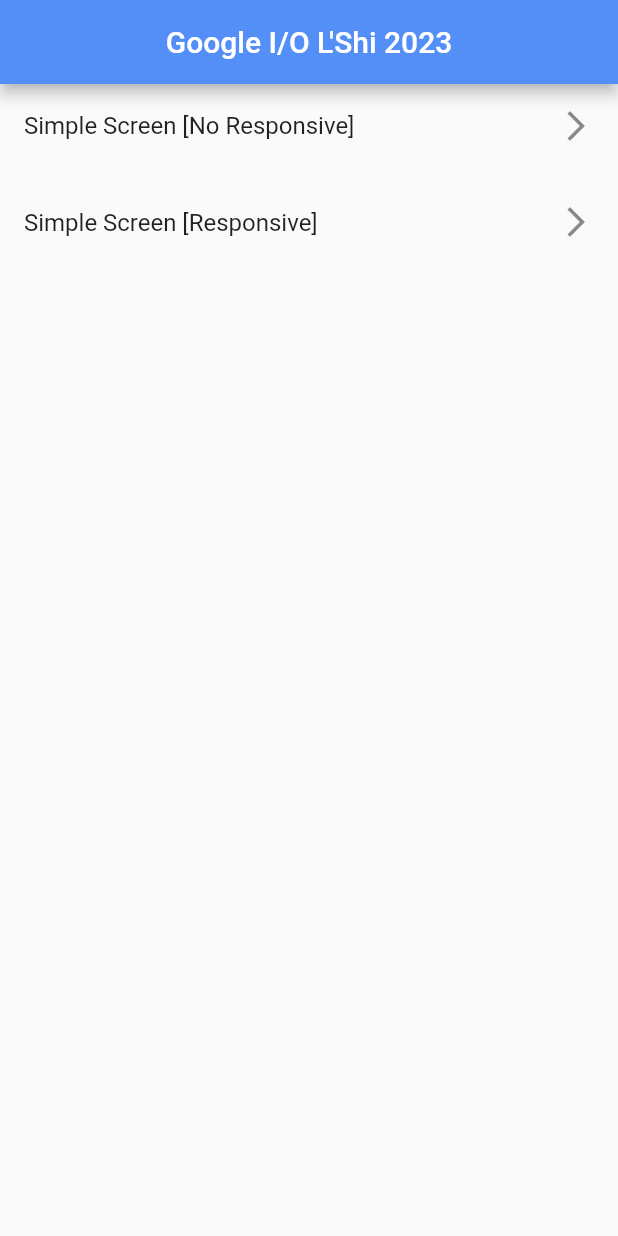
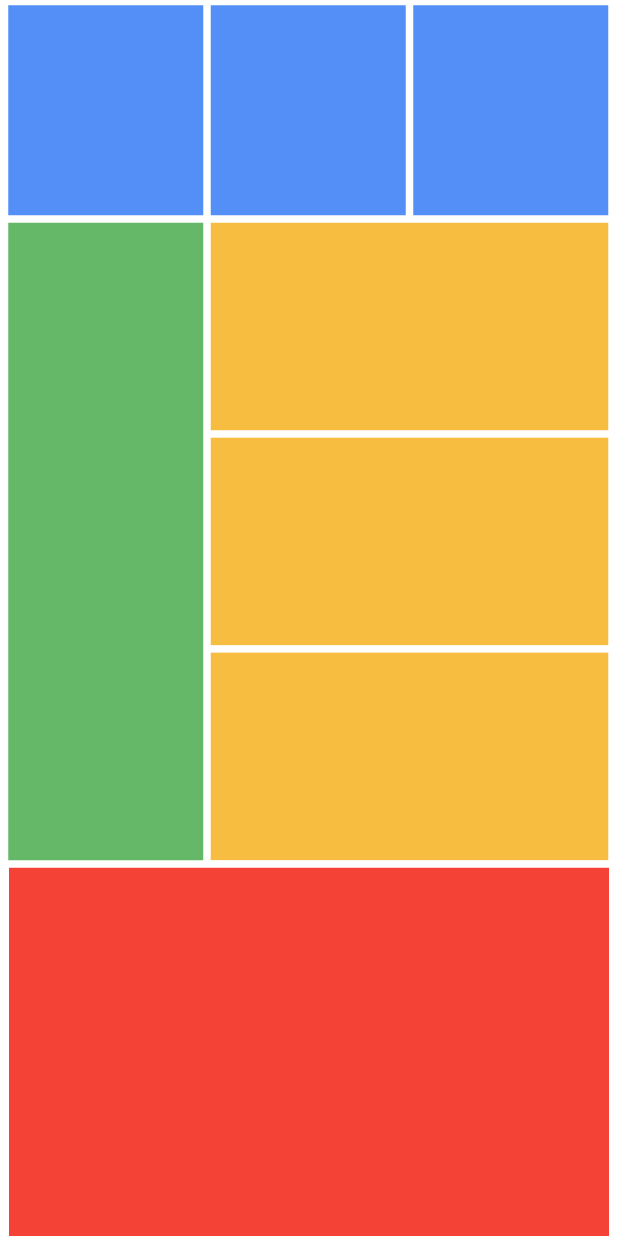
Before and after one commit to lyabs243/google-io-extended-2023-technique-adaptation, a Flutter app: the screen it shows after launch, after a tap on an icon or button, on a phone screen of 412 x 824 dp. Run offline on Flutter 3.47's test engine with Material 2 defaults, Android fonts, the phone set to English and light mode, and no system bars; our stand-ins replace flutter_bloc, flutter_screenutil, lottie, shared_preferences; missing offline and left inert: test; generated files the repository leaves out were written again.

Commit message:
Create simple no responsive screen

```diff
--- a/lib/presentation/router/app_router.dart
+++ b/lib/presentation/router/app_router.dart
@@ -1,4 +1,5 @@
 import 'package:lyabs_dev/presentation/router/no_animation_route.dart';
+import 'package:lyabs_dev/presentation/screens/simple_screen_no_responsive/simple_screen_no_responsive.dart';
 import 'package:lyabs_dev/utils/my_material.dart';
 
 class AppRouter {
@@ -10,6 +11,9 @@ class AppRouter {
     switch (settings.name) {
       case pageHome:
         page = const HomePage();
+        break;
+      case pageSimpleScreenNoResponsive:
+        page = const SimpleScreenNoResponsive();
         break;
       default:
     }
--- a/lib/presentation/screens/home/home.dart
+++ b/lib/presentation/screens/home/home.dart
@@ -24,18 +24,10 @@ class HomePageState extends State<HomePage> {
               ),
               trailing: const Icon(Icons.arrow_forward_ios),
               onTap: () {
-              }
+                Navigator.pushNamed(context, pageSimpleScreenNoResponsive);
+              },
             ),
             SizedBox(height: 0.01.sh,),
-            ListTile(
-              title: Text(
-                '${AppLocalizations.of(context)!.simpleScreen} [${AppLocalizations.of(context)!.responsive}]'
-              ),
-              trailing: const Icon(Icons.arrow_forward_ios),
-              onTap: () {
-
-              },
-            ),
           ],
         ),
       ),
--- /dev/null
+++ b/lib/presentation/screens/simple_screen_no_responsive/simple_screen_no_responsive.dart
@@ -0,0 +1,90 @@
+import 'package:lyabs_dev/utils/my_material.dart';
+
+class SimpleScreenNoResponsive extends StatelessWidget {
+
+  const SimpleScreenNoResponsive({Key? key}) : super(key: key);
+
+  @override
+  Widget build(BuildContext context) {
+
+    return Scaffold(
+      backgroundColor: colorPrimary,
+      body: SafeArea(
+        child: Container(
+          color: colorWhite,
+          padding: const EdgeInsets.symmetric(
+            horizontal: 5.5,
+            vertical: 3.5,
+          ),
+          child: Column(
+            children: [
+              SizedBox(
+                height: 140,
+                child: Row(
+                  children: [
+                    Container(
+                      color: colorPrimary,
+                      width: 130,
+                    ),
+                    const SizedBox(width: 5,),
+                    Container(
+                      color: colorPrimary,
+                      width: 130,
+                    ),
+                    const SizedBox(width: 5,),
+                    Container(
+                      color: colorPrimary,
+                      width: 130,
+                    ),
+                  ],
+                ),
+              ),
+              const SizedBox(height: 5,),
+              SizedBox(
+                height: 425,
+                child: Row(
+                  children: [
+                    Container(
+                      height: 425,
+                      width: 130,
+                      color: colorGreen
+                    ),
+                    const SizedBox(width: 5,),
+                    Column(
+                      children: [
+                        Container(
+                          height: 138.3,
+                          width: 265,
+                          color: colorYellow
+                        ),
+                        const SizedBox(height: 5,),
+                        Container(
+                          height: 138.3,
+                          width: 265,
+                          color: colorYellow
+                        ),
+                        const SizedBox(height: 5,),
+                        Container(
+                          height: 138.3,
+                          width: 265,
+                          color: colorYellow
+                        ),
+                      ],
+                    )
+                  ],
+                ),
+              ),
+              const SizedBox(height: 5,),
+              Container(
+                height: 255,
+                width: 400,
+                color: Colors.red,
+              ),
+            ],
+          ),
+        ),
+      )
+    );
+  }
+
+}
--- a/lib/utils/constants.dart
+++ b/lib/utils/constants.dart
@@ -6,6 +6,7 @@ const supportedLanguages = ['en'];
 /// PAGES
 const pageHome = '/';
 const pageNotification = '/notification';
+const pageSimpleScreenNoResponsive = '/simple_screen_no_responsive';
 
 const fieldStatusCode = 'status_code';
 
@@ -25,8 +26,11 @@ const settingLanguage = 'language';
 const int colorHex = 0XFF538FF7;
 
 const Color colorPrimary = Color(colorHex);
-const Color colorBlack = Color(0XFF130B07);
+const Color colorBlack = Color(0XFF121215);
 const Color colorWhite = Color(0XFFFFFFFF);
+const Color colorYellow = Color(0XFFF6BD41);
+const Color colorGreen = Color(0XFF65B867);
+const Color colorRed = Color(0XFFEC5E4F);
 const Color colorError = Color(0XFF969696);
 
 /// PADDING
```
